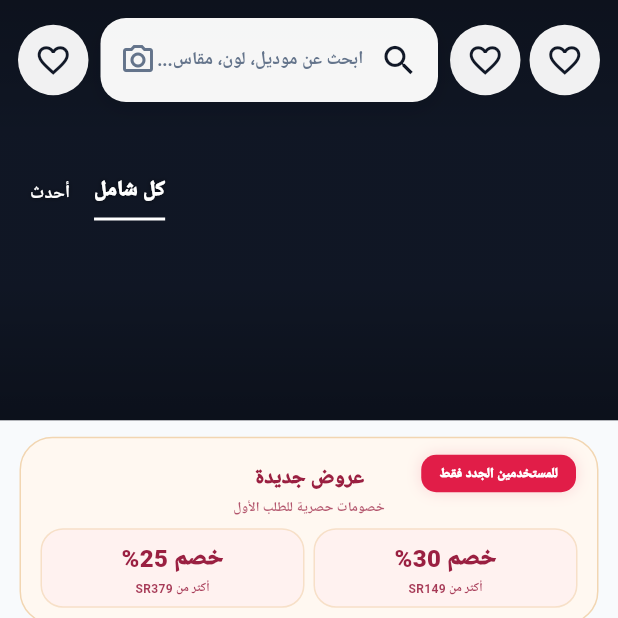
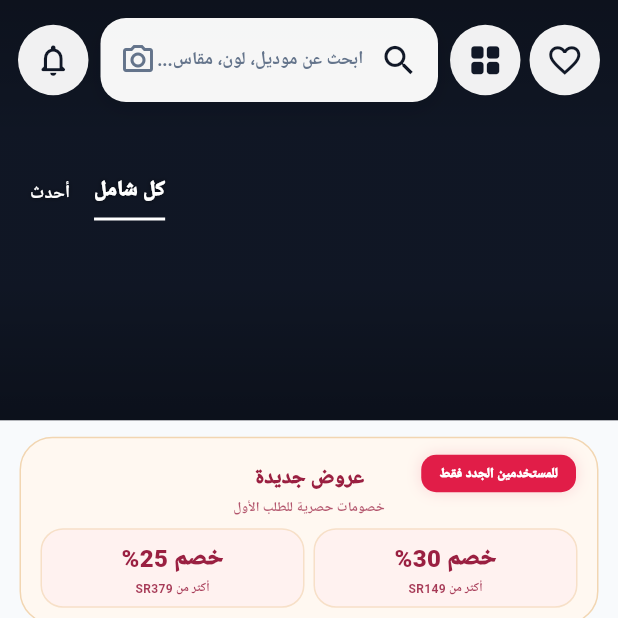
Before and after one commit to zydan25/takhfid15, a Flutter app: the screen it shows after launch, on a phone screen of 412 x 824 dp, the top half of it. Run offline on Flutter 3.47's test engine with Material 3 defaults, Android fonts, the phone set to English and light mode, and no system bars; our stand-ins replace cached_network_image, image_picker, shared_preferences; network calls fail.

Commit message:
fix(home): render correct header action icons

```diff
--- a/lib/screens/home_screen.dart
+++ b/lib/screens/home_screen.dart
@@ -302,10 +302,10 @@ class _HomeScreenState extends State<HomeScreen> {
       child: InkWell(
         onTap: onTap,
         customBorder: const CircleBorder(),
-        child: const SizedBox(
+        child: SizedBox(
           width: 47,
           height: 47,
-          child: Icon(Icons.favorite_border, color: AppColors.ink, size: 25),
+          child: Icon(icon, color: AppColors.ink, size: 25),
         ),
       ),
     );
```
